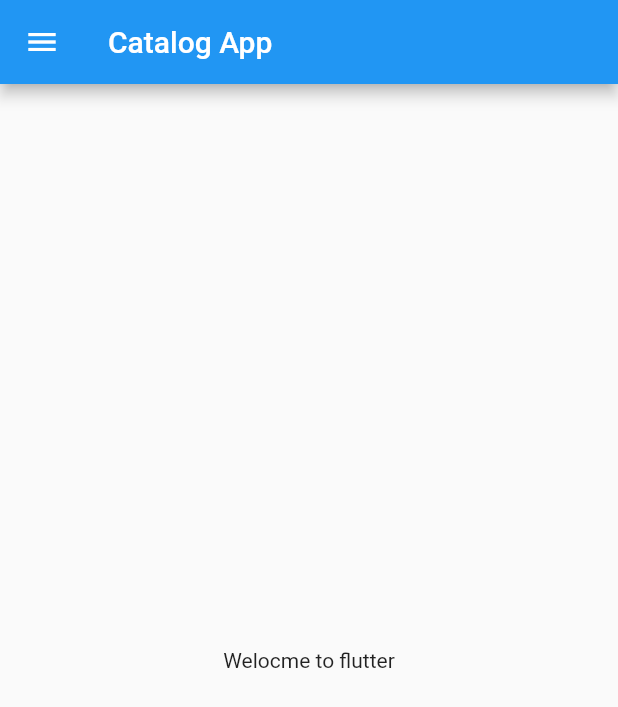
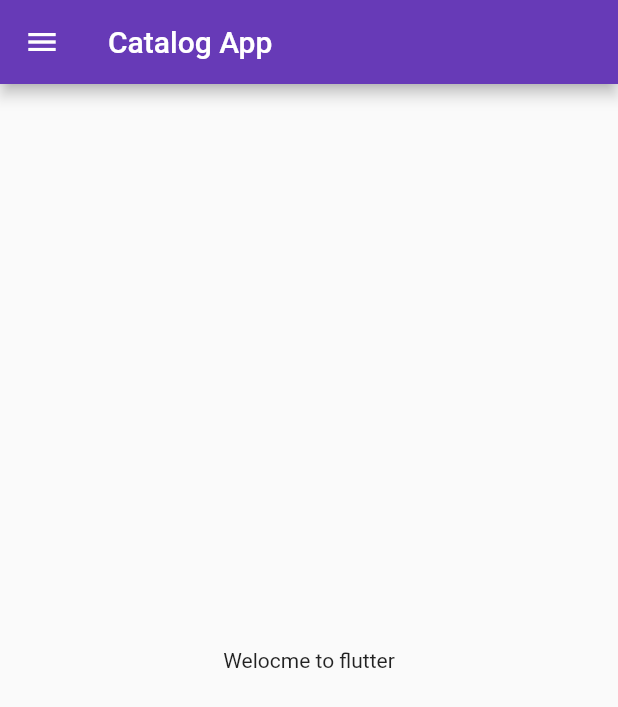
Before and after one commit to Nkrocks/Flutter_Catalog_App, a Flutter app: the screen it shows after launch, on a phone screen of 412 x 824 dp. Shown: the top 707 px of the screen. Run offline on Flutter 3.47's test engine with Material 2 defaults, Android fonts, the light colour scheme and no system bars.

Commit message:
day3 completed

```diff
--- a/lib/main.dart
+++ b/lib/main.dart
@@ -1,5 +1,6 @@
 import 'package:flutter/material.dart';
-import 'package:flutter_catalog_app/home_page.dart';
+import 'package:flutter_catalog_app/pages/home_page.dart';
+import 'package:flutter_catalog_app/pages/login_page.dart';
 
 void main() {
   runApp(MyApp());
@@ -9,7 +10,15 @@ class MyApp extends StatelessWidget {
   @override
   Widget build(BuildContext context) {
     return MaterialApp(
-      home: HomePage(),
+      themeMode: ThemeMode.light,
+      theme: ThemeData(primarySwatch: Colors.deepPurple),
+      darkTheme: ThemeData(brightness: Brightness.dark),
+      initialRoute: "/home",
+      routes: {
+        "/": (context) => LoginPage(),
+        "/home": (context) => HomePage(),
+        "/login": (context) => LoginPage()
+      },
     );
   }
 }
```
Also changed, not shown: lib/pages/login_page.dart (added, +18 -0 lines), lib/pages/home_page.dart (renamed from lib/home_page.dart).
